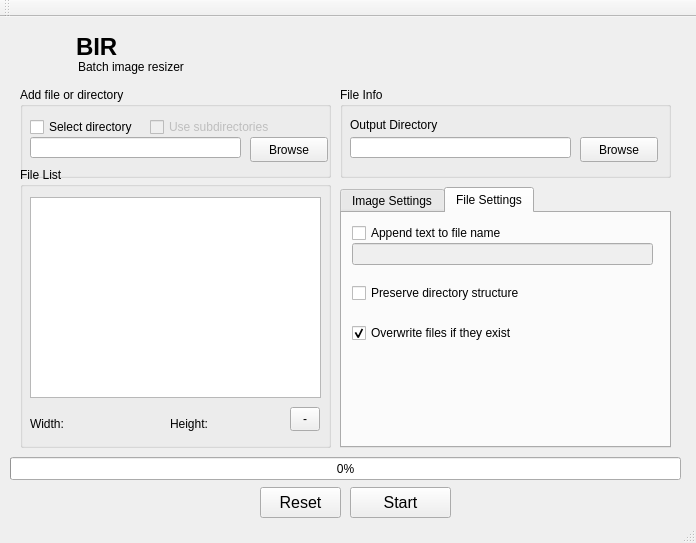
The window that bir.ui (agronick/BIR) describes before a commit, drawn with Qt 5.
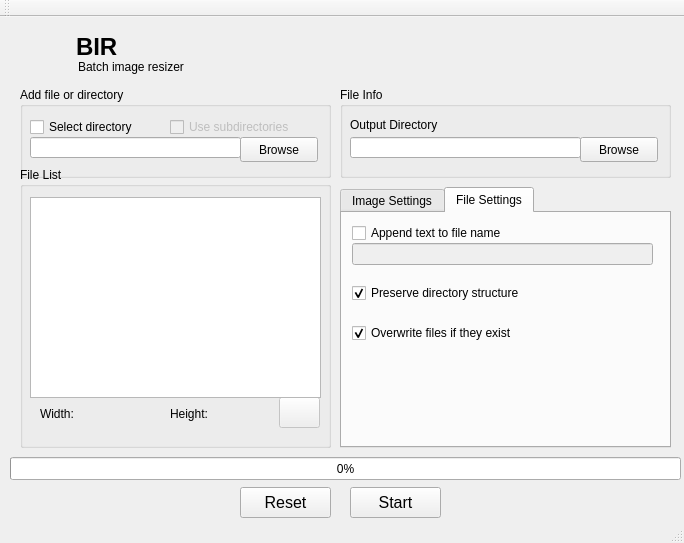
The same window after the commit. The open tabs and pages were chosen to show the change. Icons and pictures are not drawn.

What changed in the file:
```diff
--- a/bir.ui
+++ b/bir.ui
@@ -9,7 +9,7 @@
    <rect>
     <x>0</x>
     <y>0</y>
-    <width>696</width>
+    <width>684</width>
     <height>543</height>
    </rect>
   </property>
@@ -38,7 +38,7 @@
      <rect>
       <x>350</x>
       <y>470</y>
-      <width>101</width>
+      <width>91</width>
       <height>31</height>
      </rect>
     </property>
@@ -56,9 +56,9 @@
    <widget class="QToolButton" name="resetList">
     <property name="geometry">
      <rect>
-      <x>260</x>
+      <x>240</x>
       <y>470</y>
-      <width>81</width>
+      <width>91</width>
       <height>31</height>
      </rect>
     </property>
@@ -113,7 +113,7 @@
       <rect>
        <x>10</x>
        <y>50</y>
-       <width>221</width>
+       <width>231</width>
        <height>21</height>
       </rect>
      </property>
@@ -212,7 +212,7 @@
       <rect>
        <x>10</x>
        <y>30</y>
-       <width>111</width>
+       <width>141</width>
        <height>20</height>
       </rect>
      </property>
@@ -226,9 +226,9 @@
      </property>
      <property name="geometry">
       <rect>
-       <x>130</x>
+       <x>150</x>
        <y>30</y>
-       <width>131</width>
+       <width>151</width>
        <height>20</height>
       </rect>
      </property>
@@ -249,7 +249,7 @@
     <widget class="QPushButton" name="browseIn">
      <property name="geometry">
       <rect>
-       <x>230</x>
+       <x>220</x>
        <y>50</y>
        <width>78</width>
        <height>25</height>
@@ -276,7 +276,7 @@
      <property name="geometry">
       <rect>
        <x>60</x>
-       <y>250</y>
+       <y>240</y>
        <width>52</width>
        <height>14</height>
       </rect>
@@ -286,23 +286,29 @@
      </property>
     </widget>
     <widget class="QToolButton" name="removeItem">
+     <property name="enabled">
+      <bool>false</bool>
+     </property>
      <property name="geometry">
       <rect>
-       <x>270</x>
-       <y>240</y>
-       <width>30</width>
-       <height>24</height>
+       <x>259</x>
+       <y>230</y>
+       <width>41</width>
+       <height>31</height>
       </rect>
      </property>
+     <property name="styleSheet">
+      <string notr="true">background-image:url(/icon/minus);</string>
+     </property>
      <property name="text">
-      <string>-</string>
+      <string/>
      </property>
     </widget>
     <widget class="QLabel" name="label_11">
      <property name="geometry">
       <rect>
        <x>150</x>
-       <y>250</y>
+       <y>240</y>
        <width>52</width>
        <height>14</height>
       </rect>
@@ -314,8 +320,8 @@
     <widget class="QLabel" name="label_9">
      <property name="geometry">
       <rect>
-       <x>10</x>
-       <y>250</y>
+       <x>20</x>
+       <y>240</y>
        <width>52</width>
        <height>14</height>
       </rect>
@@ -328,7 +334,7 @@
      <property name="geometry">
       <rect>
        <x>200</x>
-       <y>250</y>
+       <y>240</y>
        <width>52</width>
        <height>14</height>
       </rect>
@@ -734,6 +740,9 @@
       <property name="text">
        <string>Preserve directory structure</string>
       </property>
+      <property name="checked">
+       <bool>true</bool>
+      </property>
      </widget>
      <widget class="QCheckBox" name="deleteExisting">
       <property name="geometry">
```
Left out of the diff: 25 changed lines with no effect on the pictures.
